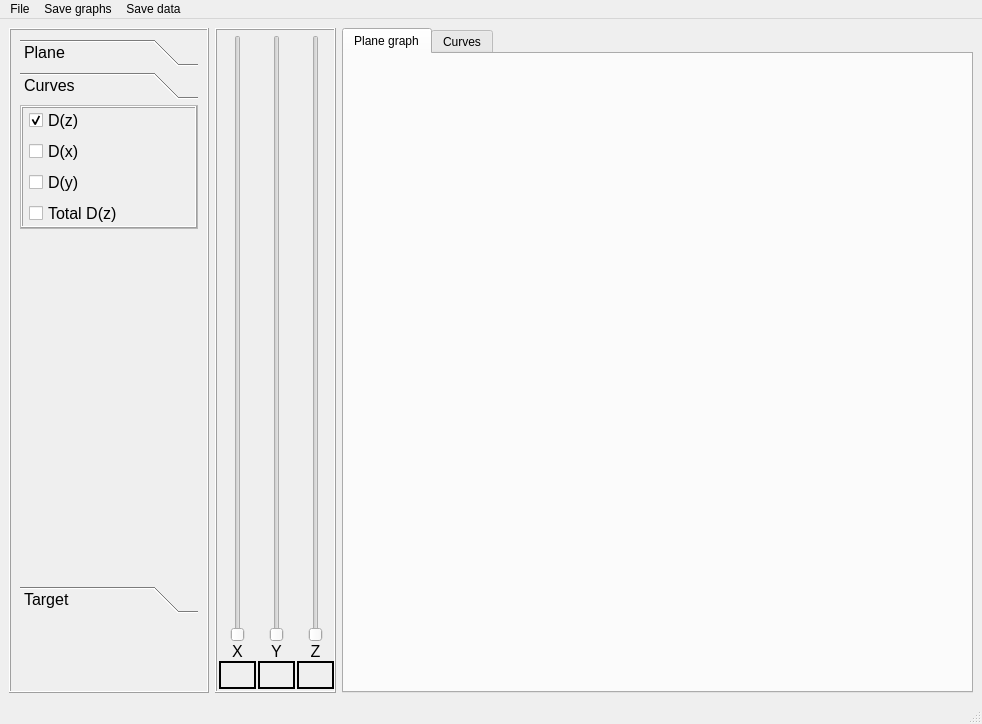
Old version of the form mainwindow.ui in the repository LionIvy/ISOview.
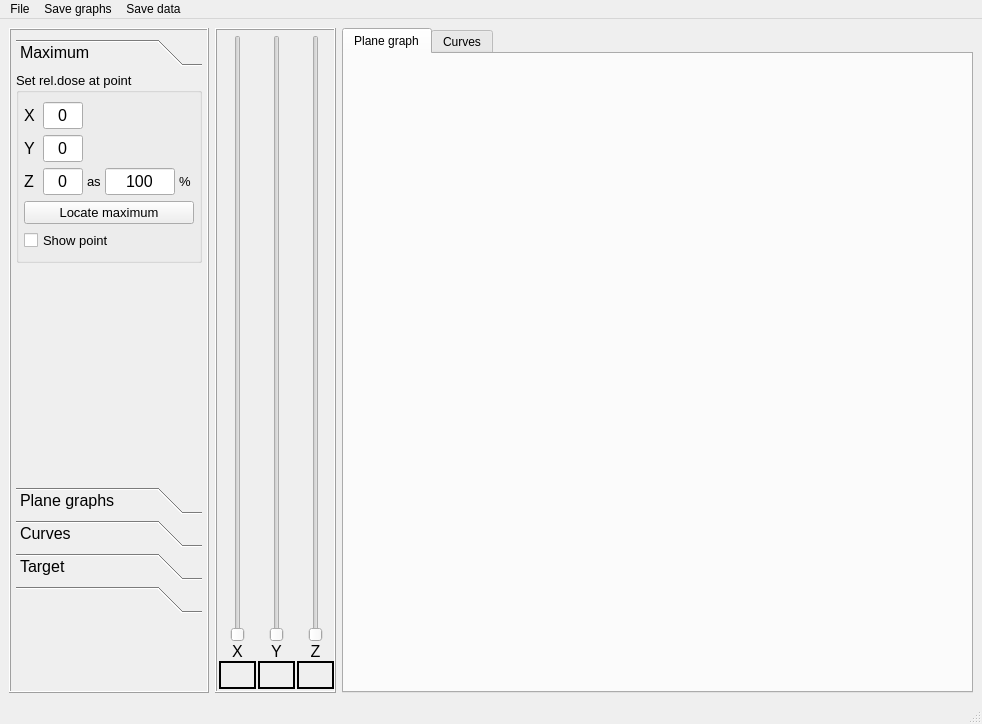
New version of the form. Custom widgets are drawn as their Qt base class.

The edit to the form file:
```diff
--- a/mainwindow.ui
+++ b/mainwindow.ui
@@ -44,6 +44,12 @@
        <enum>QFrame::Raised</enum>
       </property>
       <layout class="QVBoxLayout" name="verticalLayout">
+       <property name="leftMargin">
+        <number>5</number>
+       </property>
+       <property name="rightMargin">
+        <number>5</number>
+       </property>
        <item>
         <widget class="QToolBox" name="toolBox">
          <property name="minimumSize">
@@ -56,8 +62,292 @@
           <enum>QFrame::NoFrame</enum>
          </property>
          <property name="currentIndex">
-          <number>1</number>
+          <number>0</number>
          </property>
+         <widget class="QWidget" name="Maximum_settings">
+          <attribute name="label">
+           <string>Maximum</string>
+          </attribute>
+          <layout class="QVBoxLayout" name="verticalLayout_10">
+           <property name="spacing">
+            <number>0</number>
+           </property>
+           <property name="leftMargin">
+            <number>0</number>
+           </property>
+           <property name="topMargin">
+            <number>0</number>
+           </property>
+           <property name="rightMargin">
+            <number>0</number>
+           </property>
+           <property name="bottomMargin">
+            <number>0</number>
+           </property>
+           <item>
+            <widget class="QGroupBox" name="groupBox">
+             <property name="font">
+              <font>
+               <pointsize>10</pointsize>
+              </font>
+             </property>
+             <property name="title">
+              <string>Set rel.dose at point</string>
+             </property>
+             <layout class="QGridLayout" name="gridLayout_4">
+              <property name="leftMargin">
+               <number>5</number>
+              </property>
+              <property name="rightMargin">
+               <number>5</number>
+              </property>
+              <property name="horizontalSpacing">
+               <number>4</number>
+              </property>
+              <item row="0" column="1">
+               <widget class="QLineEdit" name="MaxVal_pointX">
+                <property name="sizePolicy">
+                 <sizepolicy hsizetype="Minimum" vsizetype="Fixed">
+                  <horstretch>0</horstretch>
+                  <verstretch>0</verstretch>
+                 </sizepolicy>
+                </property>
+                <property name="minimumSize">
+                 <size>
+                  <width>40</width>
+                  <height>0</height>
+                 </size>
+                </property>
+                <property name="maximumSize">
+                 <size>
+                  <width>40</width>
+                  <height>16777215</height>
+                 </size>
+                </property>
+                <property name="font">
+                 <font>
+                  <pointsize>12</pointsize>
+                 </font>
+                </property>
+                <property name="text">
+                 <string>0</string>
+                </property>
+                <property name="alignment">
+                 <set>Qt::AlignCenter</set>
+                </property>
+               </widget>
+              </item>
+              <item row="2" column="4">
+               <widget class="QLabel" name="label_8">
+                <property name="maximumSize">
+                 <size>
+                  <width>20</width>
+                  <height>16777215</height>
+                 </size>
+                </property>
+                <property name="text">
+                 <string>%</string>
+                </property>
+               </widget>
+              </item>
+              <item row="0" column="0">
+               <widget class="QLabel" name="label_4">
+                <property name="maximumSize">
+                 <size>
+                  <width>20</width>
+                  <height>16777215</height>
+                 </size>
+                </property>
+                <property name="font">
+                 <font>
+                  <pointsize>12</pointsize>
+                 </font>
+                </property>
+                <property name="text">
+                 <string>X</string>
+                </property>
+               </widget>
+              </item>
+              <item row="2" column="3">
+               <widget class="QLineEdit" name="ValueAtPoint">
+                <property name="sizePolicy">
+                 <sizepolicy hsizetype="Minimum" vsizetype="Fixed">
+                  <horstretch>0</horstretch>
+                  <verstretch>0</verstretch>
+                 </sizepolicy>
+                </property>
+                <property name="minimumSize">
+                 <size>
+                  <width>70</width>
+                  <height>0</height>
+                 </size>
+                </property>
+                <property name="maximumSize">
+                 <size>
+                  <width>40</width>
+                  <height>16777215</height>
+                 </size>
+                </property>
+                <property name="font">
+                 <font>
+                  <pointsize>12</pointsize>
+                 </font>
+                </property>
+                <property name="text">
+                 <string>100</string>
+                </property>
+                <property name="alignment">
+                 <set>Qt::AlignCenter</set>
+                </property>
+               </widget>
+              </item>
+              <item row="2" column="1">
+               <widget class="QLineEdit" name="MaxVal_pointZ">
+                <property name="sizePolicy">
+                 <sizepolicy hsizetype="Minimum" vsizetype="Fixed">
+                  <horstretch>0</horstretch>
+                  <verstretch>0</verstretch>
+                 </sizepolicy>
+                </property>
+                <property name="minimumSize">
+                 <size>
+                  <width>40</width>
+                  <height>0</height>
+                 </size>
+                </property>
+                <property name="maximumSize">
+                 <size>
+                  <width>40</width>
+                  <height>16777215</height>
+                 </size>
+                </property>
+                <property name="font">
+                 <font>
+                  <pointsize>12</pointsize>
+                 </font>
+                </property>
+                <property name="text">
+                 <string>0</string>
+                </property>
+                <property name="alignment">
+                 <set>Qt::AlignCenter</set>
+                </property>
+               </widget>
+              </item>
+              <item row="1" column="0">
+               <widget class="QLabel" name="label_5">
+                <property name="maximumSize">
+                 <size>
+                  <width>20</width>
+                  <height>16777215</height>
+                 </size>
+                </property>
+                <property name="font">
+                 <font>
+                  <pointsize>12</pointsize>
+                 </font>
+                </property>
+                <property name="text">
+                 <string>Y</string>
+                </property>
+               </widget>
+              </item>
+              <item row="1" column="1">
+               <widget class="QLineEdit" name="MaxVal_pointY">
+                <property name="sizePolicy">
+                 <sizepolicy hsizetype="Minimum" vsizetype="Fixed">
+                  <horstretch>0</horstretch>
+                  <verstretch>0</verstretch>
+                 </sizepolicy>
+                </property>
+                <property name="minimumSize">
+                 <size>
+                  <width>40</width>
+                  <height>0</height>
+                 </size>
+                </property>
+                <property name="maximumSize">
+                 <size>
+                  <width>40</width>
+                  <height>16777215</height>
+                 </size>
+                </property>
+                <property name="font">
+                 <font>
+                  <pointsize>12</pointsize>
+                 </font>
+                </property>
+                <property name="text">
+                 <string>0</string>
+                </property>
+                <property name="alignment">
+                 <set>Qt::AlignCenter</set>
+                </property>
+               </widget>
+              </item>
+              <item row="2" column="2">
+               <widget class="QLabel" name="label_7">
+                <property name="maximumSize">
+                 <size>
+                  <width>20</width>
+                  <height>16777215</height>
+                 </size>
+                </property>
+                <property name="text">
+                 <string>as</string>
+                </property>
+               </widget>
+              </item>
+              <item row="3" column="0" colspan="5">
+               <widget class="QPushButton" name="locateMaximum_btn">
+                <property name="text">
+                 <string>Locate maximum</string>
+                </property>
+               </widget>
+              </item>
+              <item row="2" column="0">
+               <widget class="QLabel" name="label_6">
+                <property name="maximumSize">
+                 <size>
+                  <width>20</width>
+                  <height>16777215</height>
+                 </size>
+                </property>
+                <property name="font">
+                 <font>
+                  <pointsize>12</pointsize>
+                 </font>
+                </property>
+                <property name="text">
+                 <string>Z</string>
+                </property>
+               </widget>
+              </item>
+              <item row="4" column="0" colspan="4">
+               <widget class="QCheckBox" name="sh_maximum_chB">
+                <property name="text">
+                 <string>Show point</string>
+                </property>
+               </widget>
+              </item>
+             </layout>
+            </widget>
+           </item>
+           <item>
+            <spacer name="verticalSpacer">
+             <property name="orientation">
+              <enum>Qt::Vertical</enum>
+             </property>
+             <property name="sizeHint" stdset="0">
+              <size>
+               <width>20</width>
+               <height>171</height>
+              </size>
+             </property>
+            </spacer>
+           </item>
+          </layout>
+         </widget>
          <widget class="QWidget" name="Plane_settings">
           <property name="geometry">
            <rect>
@@ -68,7 +358,7 @@
            </rect>
           </property>
           <attribute name="label">
-           <string>Plane</string>
+           <string>Plane graphs</string>
           </attribute>
           <layout class="QVBoxLayout" name="verticalLayout_3">
            <property name="spacing">
@@ -864,8 +1154,8 @@
            <rect>
             <x>0</x>
             <y>0</y>
-            <width>178</width>
-            <height>460</height>
+            <width>186</width>
+            <height>384</height>
            </rect>
           </property>
           <attribute name="label">
@@ -918,7 +1208,7 @@
                <number>0</number>
               </property>
               <item>
-               <widget class="QFrame" name="Curves_frame">
+               <widget class="QGroupBox" name="Curves_groupBox">
                 <property name="sizePolicy">
                  <sizepolicy hsizetype="Preferred" vsizetype="Maximum">
                   <horstretch>0</horstretch>
@@ -931,14 +1221,8 @@
                   <height>300</height>
                  </size>
                 </property>
-                <property name="frameShape">
-                 <enum>QFrame::Box</enum>
-                </property>
-                <property name="frameShadow">
-                 <enum>QFrame::Raised</enum>
-                </property>
-                <property name="lineWidth">
-                 <number>1</number>
+                <property name="title">
+                 <string>Curve list</string>
                 </property>
                 <layout class="QVBoxLayout" name="verticalLayout_8">
                  <property name="leftMargin">
@@ -1019,7 +1303,7 @@
              <property name="sizeHint" stdset="0">
               <size>
                <width>20</width>
-               <height>70</height>
+               <height>1</height>
               </size>
              </property>
             </spacer>
@@ -1085,6 +1369,11 @@
            </item>
           </layout>
          </widget>
+         <widget class="QWidget" name="Close_page">
+          <attribute name="label">
+           <string/>
+          </attribute>
+         </widget>
         </widget>
        </item>
        <item>
```
Left out of the diff: 221 changed lines with no effect on the pictures.
